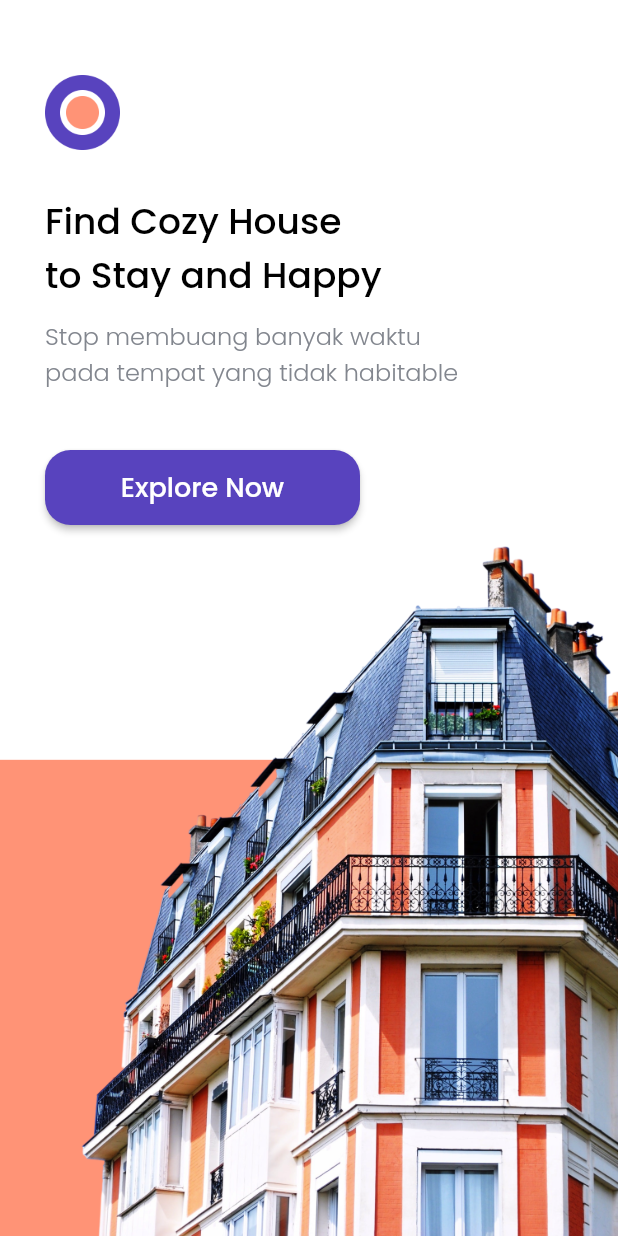
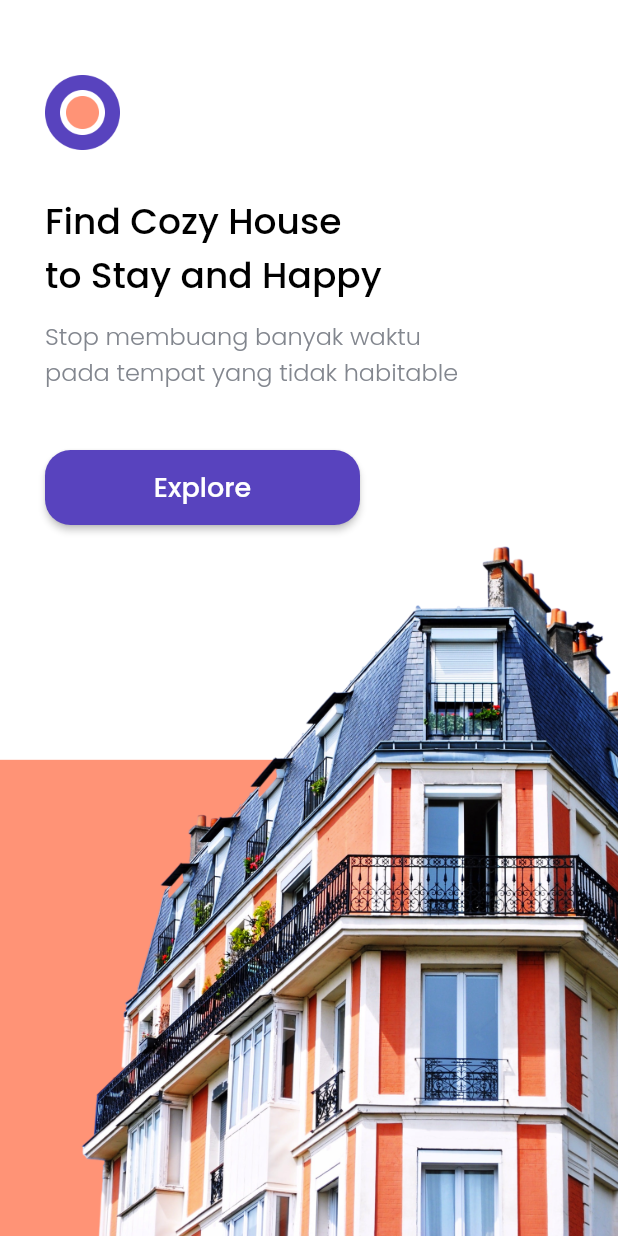
Before and after one commit to iqbalmf/cozy_app, a Flutter app: the screen it shows after launch, on a phone screen of 412 x 824 dp. Run offline on Flutter 3.47's test engine with Material 2 defaults, Android fonts, the phone set to English and light mode, and no system bars; our stand-ins replace google_fonts.

Commit message:
adding layout login and register, adding some reusable widget

```diff
--- a/lib/main.dart
+++ b/lib/main.dart
@@ -1,3 +1,7 @@
+import 'package:cozy/pages/detail_page.dart';
+import 'package:cozy/pages/home_page.dart';
+import 'package:cozy/pages/login_page.dart';
+import 'package:cozy/pages/register_page.dart';
 import 'package:cozy/pages/splash_page.dart';
 import 'package:cozy/providers/space_provider.dart';
 import 'package:cozy/theme.dart';
@@ -29,7 +33,13 @@ class MyApp extends StatelessWidget {
       create: (context) => SpaceProvider(),
       child: MaterialApp(
         debugShowCheckedModeBanner: false,
-        home: SplashPage(),
+        initialRoute: '/',
+        routes: {
+          '/' : (context) => SplashPage(),
+          '/home' : (context) => HomePage(),
+          '/login' : (context) => LoginPage(),
+          '/register': (context) => RegisterPage()
+        },
       ),
     );
   }
--- a/lib/pages/splash_page.dart
+++ b/lib/pages/splash_page.dart
@@ -1,5 +1,7 @@
 import 'package:cozy/pages/home_page.dart';
+import 'package:cozy/pages/login_page.dart';
 import 'package:cozy/theme.dart';
+import 'package:cozy/widget/button_item.dart';
 import 'package:flutter/material.dart';
 
 class SplashPage extends StatelessWidget {
@@ -11,7 +13,9 @@ class SplashPage extends StatelessWidget {
         bottom: false,
         child: Stack(
           children: [
-            Align(alignment: Alignment.bottomCenter, child: Image.asset('assets/images/splash_image.png')),
+            Align(
+                alignment: Alignment.bottomCenter,
+                child: Image.asset('assets/images/splash_image.png')),
             Padding(
               padding: EdgeInsets.only(top: 50, left: 30),
               child: Column(
@@ -40,22 +44,7 @@ class SplashPage extends StatelessWidget {
                   SizedBox(
                     height: 40,
                   ),
-                  Container(
-                    width: 210,
-                    height: 50,
-                    child: RaisedButton(
-                      onPressed: () {
-                        Navigator.push(context, MaterialPageRoute(builder: (context) => HomePage()));
-                      },
-                      color: purpleColor,
-                      shape: RoundedRectangleBorder(
-                          borderRadius: BorderRadius.circular(17)),
-                      child: Text(
-                        'Explore Now',
-                        style: textWhiteStyle.copyWith(fontSize: 18),
-                      ),
-                    ),
-                  ),
+                  ButtonItem('/login', 'Explore')
                 ],
               ),
             ),
--- /dev/null
+++ b/lib/widget/button_item.dart
@@ -0,0 +1,59 @@
+import 'package:cozy/pages/home_page.dart';
+import 'package:cozy/theme.dart';
+import 'package:flutter/material.dart';
+
+class ButtonItem extends StatelessWidget {
+  final String route;
+  final String textButton;
+
+  ButtonItem(this.route, this.textButton);
+
+  @override
+  Widget build(BuildContext context) {
+    return Container(
+      width: 210,
+      height: 50,
+      child: ElevatedButton(
+        style: ElevatedButton.styleFrom(
+            shape:
+                RoundedRectangleBorder(borderRadius: BorderRadius.circular(17)),
+            primary: purpleColor),
+        onPressed: () {
+          Navigator.pushNamed(context, route);
+        },
+        child: Text(
+          textButton,
+          style: textWhiteStyle.copyWith(fontSize: 18),
+        ),
+      ),
+    );
+  }
+}
+
+class ButtonItemSecondary extends StatelessWidget {
+  final String route;
+  final String textButton;
+
+  ButtonItemSecondary(this.route, this.textButton);
+
+  @override
+  Widget build(BuildContext context) {
+    return Container(
+      width: 210,
+      height: 50,
+      child: ElevatedButton(
+        style: ElevatedButton.styleFrom(
+            primary: whiteColor,
+            shape: RoundedRectangleBorder(borderRadius: BorderRadius.circular(17)),
+            side: BorderSide(color: purpleColor, width: 2)),
+        onPressed: () {
+          Navigator.pushNamed(context, route);
+        },
+        child: Text(
+          textButton,
+          style: textPurpleStyle.copyWith(fontSize: 18),
+        ),
+      ),
+    );
+  }
+}
```
Also changed, not shown: lib/pages/login_page.dart (added, +126 -0 lines), lib/pages/register_page.dart (added, +87 -0 lines), lib/widget/curvePainter_item.dart (added, +28 -0 lines), lib/widget/signform_item.dart (added, +26 -0 lines), pubspec.lock.
